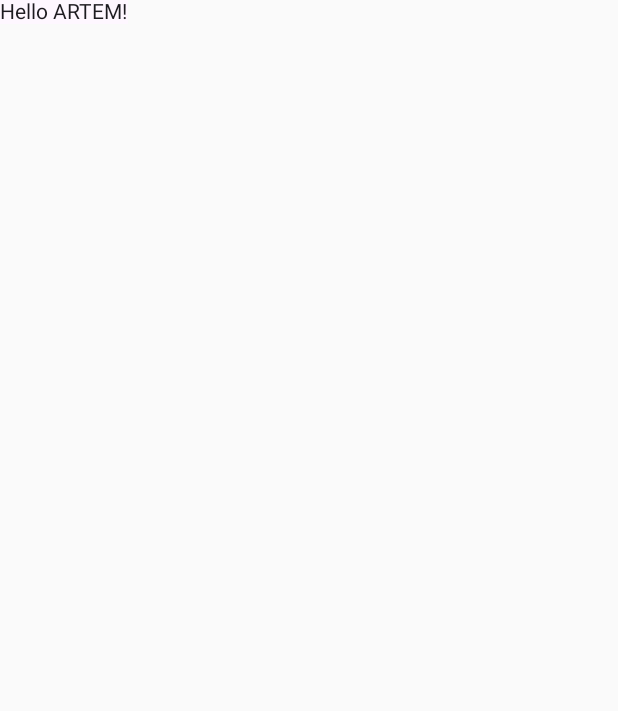
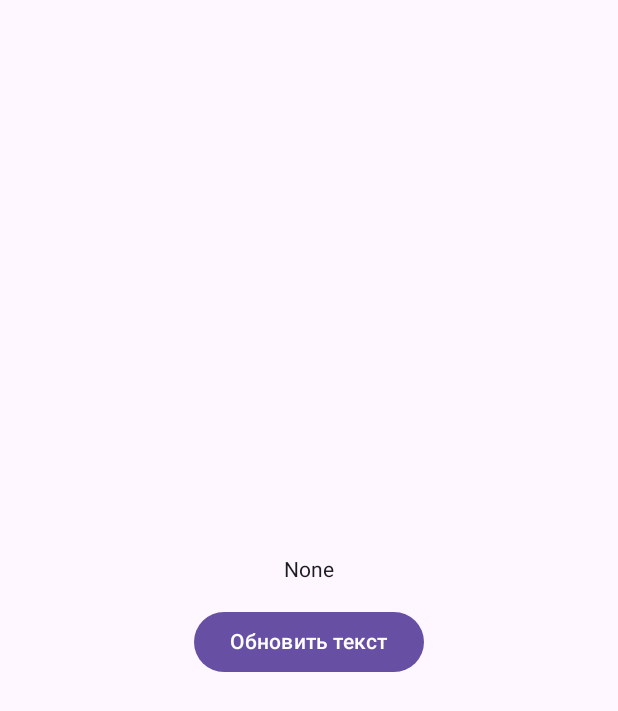
Before and after one commit to vunkpunk/vunkpunk-android, an Android app built with Jetpack Compose: the screen it shows after launch (MainActivity), on a phone screen of 412 x 824 dp. Before the commit the part shown is almost empty. Shown: the top 711 px of the screen. Run offline under Robolectric (Android 15) with nearby library versions, the phone set to English and light mode, and no system bars; our stand-ins replace Dagger/Hilt's generated code.

Commit message:
core: rework userapi

```diff
--- a/app/build.gradle.kts
+++ b/app/build.gradle.kts
@@ -88,5 +88,5 @@ dependencies {
     // Retrofit
     implementation(libs.com.squareup.retrofit2)
     implementation(libs.com.squareup.retrofit2.converter.gson)
-
+//    implementation(libs.com.squareup.retrofit2.adapter.rxjava2)
 }
--- a/app/src/main/java/com/vunkpunk/app/common/Constants.kt
+++ b/app/src/main/java/com/vunkpunk/app/common/Constants.kt
@@ -5,5 +5,5 @@ object Constants {
 
     const val BASE_URL = "http://127.0.0.1:8000/api/"
 
-    const val PARAM_COIN_ID = "coinId"
+    const val PARAM_USER_ID = "userId"
 }
--- a/app/src/main/java/com/vunkpunk/app/data/remote/UserApi.kt
+++ b/app/src/main/java/com/vunkpunk/app/data/remote/UserApi.kt
@@ -5,6 +5,6 @@ import retrofit2.http.GET
 import retrofit2.http.Path
 
 interface UserApi {
-    @GET("/users/{userId}")
+    @GET("users/{userId}")
     suspend fun getUserById(@Path("userId") userId: String): UserDto
 }
--- a/app/src/main/java/com/vunkpunk/app/data/repository/UserRepositoryImpl.kt
+++ b/app/src/main/java/com/vunkpunk/app/data/repository/UserRepositoryImpl.kt
@@ -1,5 +1,6 @@
 package com.vunkpunk.app.data.repository
 
+import android.util.Log
 import com.vunkpunk.app.data.remote.UserApi
 import com.vunkpunk.app.data.remote.dto.UserDto
 import com.vunkpunk.app.domain.repository.UserRepository
@@ -10,6 +11,7 @@ class UserRepositoryImpl @Inject constructor(
 ) : UserRepository {
 
     override suspend fun getUserById(userId: String): UserDto {
+        Log.d("UserRepositoryImpl", "getUserById with id=$userId was called")
         return api.getUserById(userId)
     }
 
--- a/app/src/main/java/com/vunkpunk/app/domain/use_case/getUser/GetUserUseCase.kt
+++ b/app/src/main/java/com/vunkpunk/app/domain/use_case/getUser/GetUserUseCase.kt
@@ -1,5 +1,6 @@
 package com.vunkpunk.domain.use_case.getUser
 
+import android.util.Log
 import com.vunkpunk.app.common.Resource
 import com.vunkpunk.app.data.remote.dto.toUser
 import com.vunkpunk.app.domain.model.User
@@ -13,11 +14,12 @@ import java.io.IOException
 class GetUserUseCase @Inject constructor(
     private val repository: UserRepository
 ) {
-    operator fun invoke(coinId: String): Flow<Resource<User>> = flow {
+    operator fun invoke(userId: String): Flow<Resource<User>> = flow {
         try {
             emit(Resource.Loading<User>())
-//            val user = repository.getUserById(coinId).toUser()
-            val user = User("1", "2", "3", "4", "5")
+            val user = repository.getUserById(userId).toUser()
+//            val user = User("1", "2", "3", "4", "5")
+            Log.d("GetUserUseCase", "repository.getUserById with id=$userId was called")
             emit(Resource.Success<User>(user))
         } catch (e: HttpException) {
             emit(Resource.Error<User>(e.localizedMessage ?: "An unexpected error occured"))
--- a/app/src/main/java/com/vunkpunk/app/presentation/test/TestScreen.kt
+++ b/app/src/main/java/com/vunkpunk/app/presentation/test/TestScreen.kt
@@ -1,11 +1,19 @@
 package com.vunkpunk.app.presentation.test
 
+import android.util.Log
 import androidx.compose.foundation.layout.*
-import androidx.compose.foundation.lazy.LazyColumn
-import androidx.compose.foundation.lazy.items
+import androidx.compose.material3.Button
 import androidx.compose.material3.Text
-
+import androidx.compose.foundation.layout.*
+import androidx.compose.material.*
+import androidx.compose.runtime.*
+//import androidx.compose.ui.Alignment
+//import androidx.compose.ui.Modifier
+import androidx.compose.ui.unit.dp
+//import androidx.compose.ui.tooling.preview.Preview
 import androidx.compose.runtime.Composable
+import androidx.compose.runtime.mutableStateOf
+import androidx.compose.runtime.remember
 import androidx.compose.ui.Alignment
 import androidx.compose.ui.Alignment.Companion.CenterVertically
 import androidx.compose.ui.Modifier
@@ -22,7 +30,25 @@ fun TestScreen(
     navController: NavController,
     viewModel: TestViewModel = hiltViewModel()
 ) {
-    Text(
-        text = "Hello ARTEM!",
-    )
+    viewModel.state.value.user.toString()
+    var text by remember { mutableStateOf("None") }
+
+    Column(
+        modifier = Modifier.fillMaxSize(),
+        verticalArrangement = Arrangement.Center,
+        horizontalAlignment = Alignment.CenterHorizontally
+    ) {
+        // Текст, который обновляется
+        Text(text = text.toString())
+
+        Spacer(modifier = Modifier.height(16.dp)) // Отступ между текстом и кнопкой
+
+        // Кнопка для обновления текста
+        Button(onClick = {
+            text = viewModel.state.value.user.toString()
+            Log.d("TestScreen", text)
+        }) {
+            Text("Обновить текст")
+        }
+    }
 }
--- a/app/src/main/java/com/vunkpunk/app/presentation/test/TestViewModel.kt
+++ b/app/src/main/java/com/vunkpunk/app/presentation/test/TestViewModel.kt
@@ -1,5 +1,6 @@
 package com.vunkpunk.app.presentation.test
 
+import android.util.Log
 import androidx.compose.runtime.State
 import androidx.compose.runtime.mutableStateOf
 import androidx.lifecycle.SavedStateHandle
@@ -24,12 +25,16 @@ class TestViewModel @Inject constructor(
     val state: State<TestState> = _state
 
     init {
-        savedStateHandle.get<String>(Constants.PARAM_COIN_ID)?.let { userId ->
+        savedStateHandle[Constants.PARAM_USER_ID] = "1"
+        savedStateHandle.get<String>(Constants.PARAM_USER_ID)?.let { userId ->
             getUser(userId)
         }
+        Log.d("TestViewModel", "end of init part")
     }
 
     private fun getUser(userId: String) {
+        Log.d("TestViewModel", "start of getUser func with userId=$userId")
+
         getUserUseCase(userId).onEach { result ->
             when (result) {
                 is Resource.Success -> {
@@ -45,5 +50,6 @@ class TestViewModel @Inject constructor(
                 }
             }
         }.launchIn(viewModelScope)
+        Log.d("TestViewModel", "getUserUseCase was called")
     }
 }
--- a/gradle/libs.versions.toml
+++ b/gradle/libs.versions.toml
@@ -10,7 +10,7 @@ activityCompose = "1.9.3"
 composeBom = "2024.04.01"
 dagger = "2.52"
 hilt = "2.51.1"
-retrofit = "2.4.0"
+retrofit = "2.9.0"
 hiltCompose = "1.2.0"
 hiltLifecycle = "1.0.0-alpha03"
 
@@ -40,10 +40,10 @@ com-google-hilt = {group = "com.google.dagger", name="hilt-android", version.ref
 androidx-hilt-navigation-compose = {group = "androidx.hilt", name = "hilt-navigation-compose", version.ref = "hiltCompose"}
 com-google-hilt-compiler = {group = "com.google.dagger", name="hilt-android-compiler", version.ref = "hilt"}
 androidx-hilt-lifecycle-viewmodel = {group = "androidx.hilt", name = "hilt-lifecycle-viewmodel", version.ref = "hiltLifecycle"}
-
-# Retrofit2
+ # Retrofit2
 com-squareup-retrofit2 = {group = "com.squareup.retrofit2", name = "retrofit", version.ref = "retrofit"}
 com-squareup-retrofit2-converter-gson = {group = "com.squareup.retrofit2", name = "converter-gson", version.ref = "retrofit"}
+com-squareup-retrofit2-adapter-rxjava2 = {group = "com.squareup.retrofit2", name = "adapter-rxjava2", version.ref = "retrofit"}
 
 [plugins]
 android-application = { id = "com.android.application", version.ref = "agp" }
```
